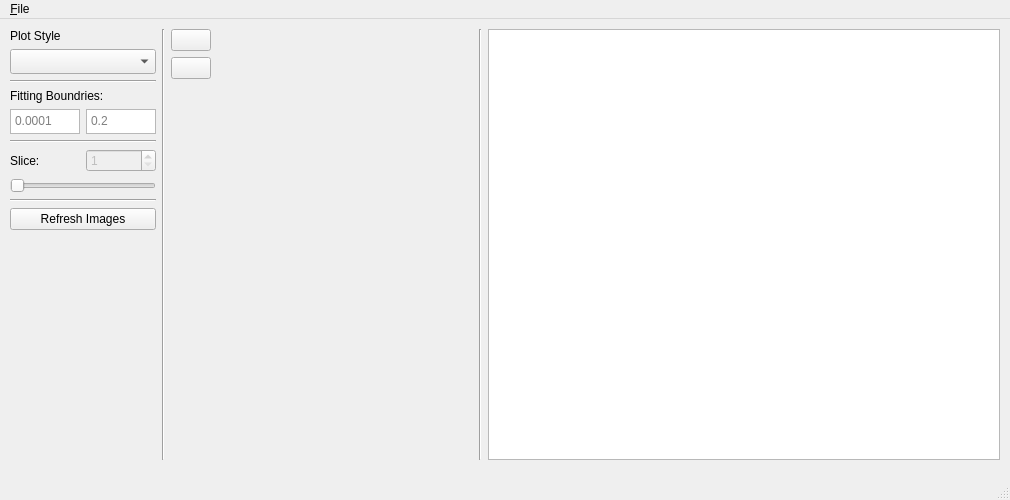
First picture: the form in UI/NNLSDynApp.ui, repository darksim33/Pyneapple, before the edit.
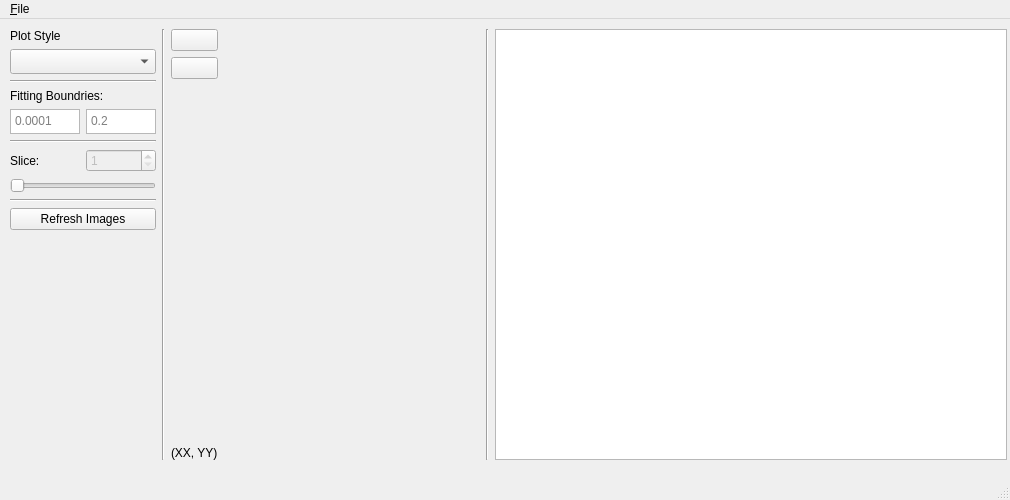
Second picture: the form after the edit.

Commit message: Added Small label for coords

Diff of the .ui file:
```diff
--- a/UI/NNLSDynApp.ui
+++ b/UI/NNLSDynApp.ui
@@ -37,7 +37,7 @@
      <rect>
       <x>10</x>
       <y>10</y>
-      <width>1002</width>
+      <width>1015</width>
       <height>431</height>
      </rect>
     </property>
@@ -281,6 +281,13 @@
          </property>
         </spacer>
        </item>
+       <item>
+        <widget class="QLabel" name="label">
+         <property name="text">
+          <string>(XX, YY)</string>
+         </property>
+        </widget>
+       </item>
       </layout>
      </item>
      <item>
```
The commit also changes 1 other file.
